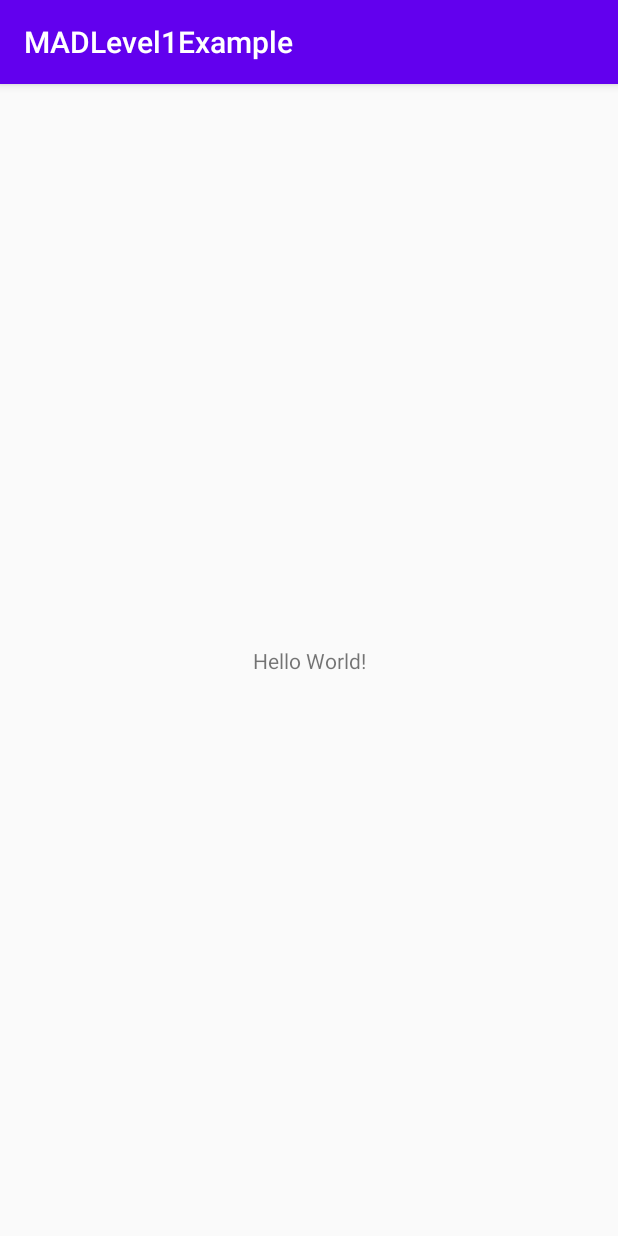
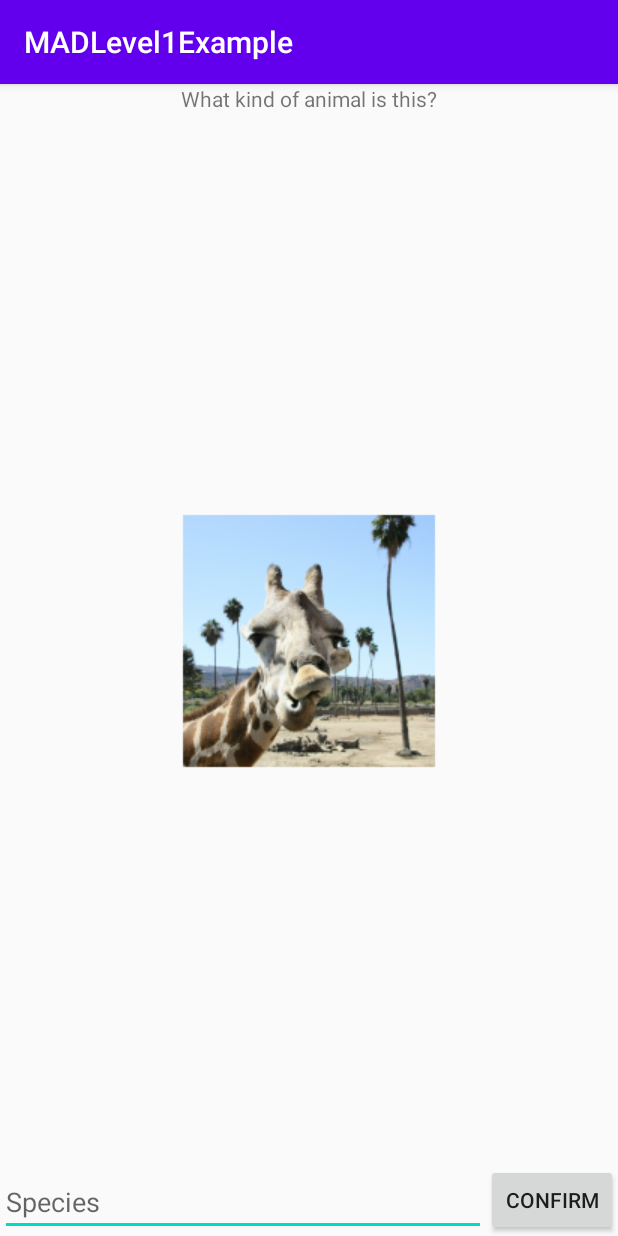
Before and after one commit to DassieJessie/MADsep20, an Android app: the screen it shows after launch (MainActivity), on a phone screen of 412 x 824 dp. Run offline under Robolectric (Android 15) with nearby library versions, the phone set to English and light mode, and no system bars.

Commit message:
Level 1 Example Step 2.1
Layout

```diff
--- a/Level 1/Example/app/src/main/res/layout/activity_main.xml
+++ b/Level 1/Example/app/src/main/res/layout/activity_main.xml
@@ -7,12 +7,40 @@
     tools:context=".MainActivity">
 
     <TextView
+        android:id="@+id/textView"
         android:layout_width="wrap_content"
         android:layout_height="wrap_content"
-        android:text="Hello World!"
-        app:layout_constraintBottom_toBottomOf="parent"
-        app:layout_constraintLeft_toLeftOf="parent"
-        app:layout_constraintRight_toRightOf="parent"
+        android:text="@string/animal_label"
+        app:layout_constraintEnd_toEndOf="parent"
+        app:layout_constraintStart_toStartOf="parent"
         app:layout_constraintTop_toTopOf="parent" />
 
+    <ImageView
+        android:id="@+id/imageView"
+        android:layout_width="wrap_content"
+        android:layout_height="wrap_content"
+        app:layout_constraintBottom_toTopOf="@+id/etAnswer"
+        app:layout_constraintEnd_toEndOf="parent"
+        app:layout_constraintStart_toStartOf="parent"
+        app:layout_constraintTop_toBottomOf="@+id/textView"
+        app:srcCompat="@drawable/image1" />
+
+    <EditText
+        android:id="@+id/etAnswer"
+        android:layout_width="0dp"
+        android:layout_height="wrap_content"
+        android:ems="10"
+        android:hint="@string/answer_hint"
+        android:inputType="textPersonName"
+        app:layout_constraintBottom_toBottomOf="parent"
+        app:layout_constraintEnd_toStartOf="@+id/btnConfirm"
+        app:layout_constraintStart_toStartOf="parent" />
+
+    <Button
+        android:id="@+id/btnConfirm"
+        android:layout_width="wrap_content"
+        android:layout_height="wrap_content"
+        android:text="@string/btn_text"
+        app:layout_constraintBottom_toBottomOf="parent"
+        app:layout_constraintEnd_toEndOf="parent" />
 </androidx.constraintlayout.widget.ConstraintLayout>
--- a/Level 1/Example/app/src/main/res/values/strings.xml
+++ b/Level 1/Example/app/src/main/res/values/strings.xml
@@ -1,3 +1,6 @@
 <resources>
     <string name="app_name">MADLevel1Example</string>
+    <string name="animal_label">What kind of animal is this?</string>
+    <string name="answer_hint">Species</string>
+    <string name="btn_text">Confirm</string>
 </resources>
```
